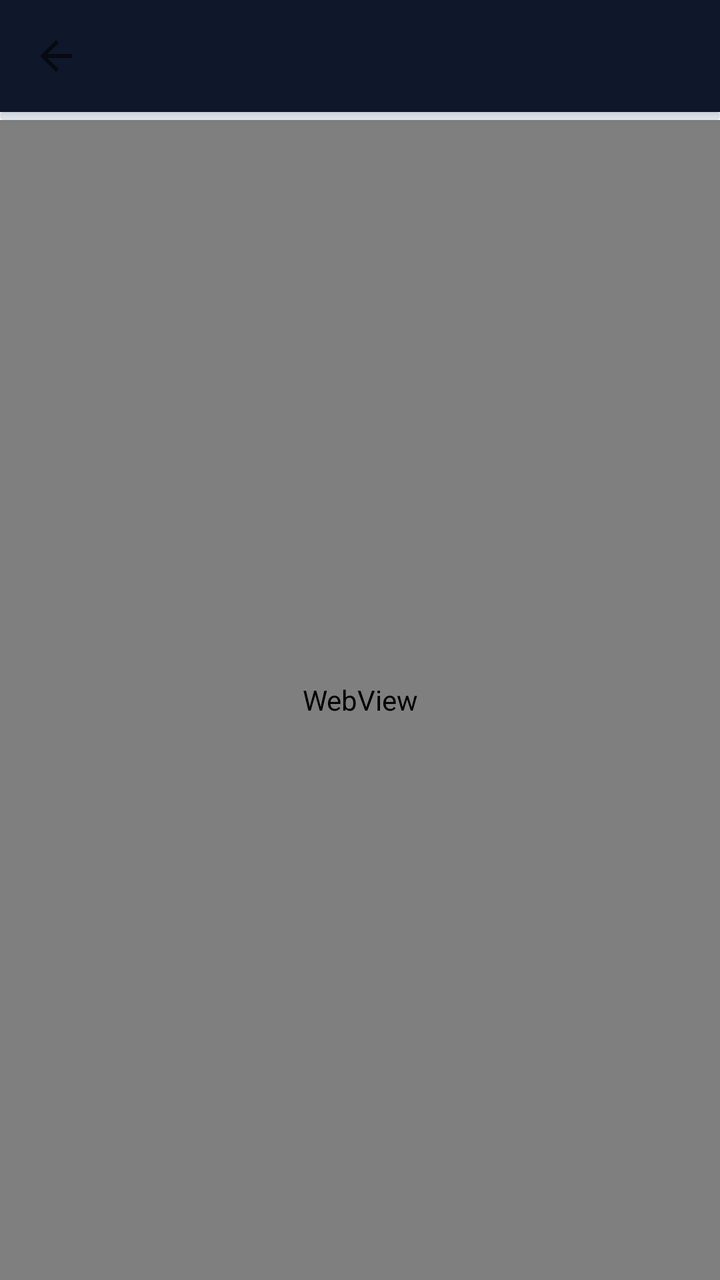
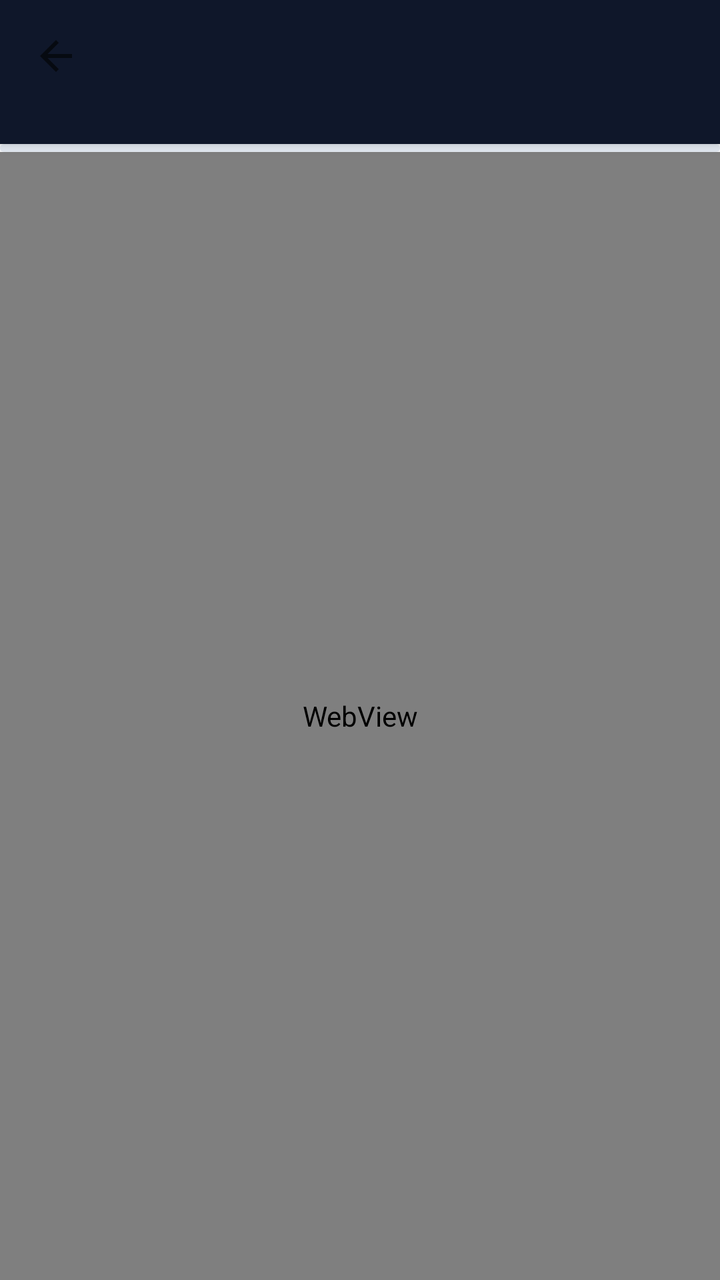

The first picture is an Android layout as it rendered before a commit; the second is the same layout after the commit. The layout source and the unified diff follow.
<!-- AndroidManifest.xml: application theme AppTheme -->
<!-- res/layout/activity_detalle.xml -->
<?xml version="1.0" encoding="utf-8"?>
<LinearLayout xmlns:android="http://schemas.android.com/apk/res/android"
    xmlns:app="http://schemas.android.com/apk/res-auto"
    android:layout_width="match_parent"
    android:layout_height="match_parent"
    android:orientation="vertical"
    android:background="@color/bg_app">

    <android.support.v7.widget.Toolbar
        android:id="@+id/toolbarDetalle"
        android:layout_width="match_parent"
        android:layout_height="?attr/actionBarSize"
        android:background="@color/colorPrimary"
        android:elevation="4dp"
        app:titleTextColor="#FFFFFF"
        app:navigationIcon="?attr/homeAsUpIndicator" />

    <ProgressBar
        android:id="@+id/progressBarWeb"
        style="?android:attr/progressBarStyleHorizontal"
        android:layout_width="match_parent"
        android:layout_height="4dp"
        android:indeterminate="false"
        android:max="100"
        android:progressDrawable="@android:drawable/progress_horizontal"
        android:progressBackgroundTint="@color/divider"
        android:progressTint="@color/colorAccent" />

    <WebView
        android:id="@+id/webViewDetalle"
        android:layout_width="match_parent"
        android:layout_height="match_parent" />

</LinearLayout>
<!-- resources referenced by this layout -->
<resources>
  <color name="bg_app">#F8FAFC</color>
  <color name="colorAccent">#E11D48</color>
  <color name="colorPrimary">#0F172A</color>
  <color name="divider">#E2E8F0</color>
  <style name="AppTheme" parent="Theme.AppCompat.Light.NoActionBar">
          <item name="colorPrimary">@color/colorPrimary</item>
          <item name="colorPrimaryDark">@color/colorPrimaryDark</item>
          <item name="colorAccent">@color/colorAccent</item>
          <item name="android:windowBackground">@color/bg_app</item>
      </style>
  <color name="colorPrimaryDark">#020617</color>
</resources>

<!-- the commit's change to res/layout/activity_detalle.xml (unified diff, before → after) -->
@@ -9,7 +9,7 @@
     <android.support.v7.widget.Toolbar
         android:id="@+id/toolbarDetalle"
         android:layout_width="match_parent"
-        android:layout_height="?attr/actionBarSize"
+        android:layout_height="@dimen/top_bar_height"
         android:background="@color/colorPrimary"
         android:elevation="4dp"
         app:titleTextColor="#FFFFFF"
<!-- resource entries referenced after the edit -->
@@ -4,6 +4,7 @@
   <color name="colorAccent">#E11D48</color>
   <color name="colorPrimary">#0F172A</color>
   <color name="divider">#E2E8F0</color>
+  <dimen name="top_bar_height">72dp</dimen>
   <style name="AppTheme" parent="Theme.AppCompat.Light.NoActionBar">
           <item name="colorPrimary">@color/colorPrimary</item>
           <item name="colorPrimaryDark">@color/colorPrimaryDark</item>
